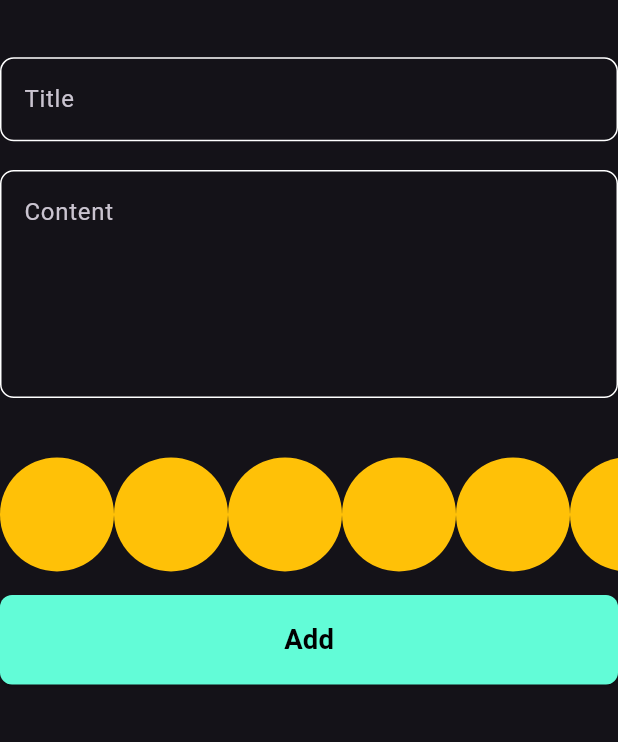
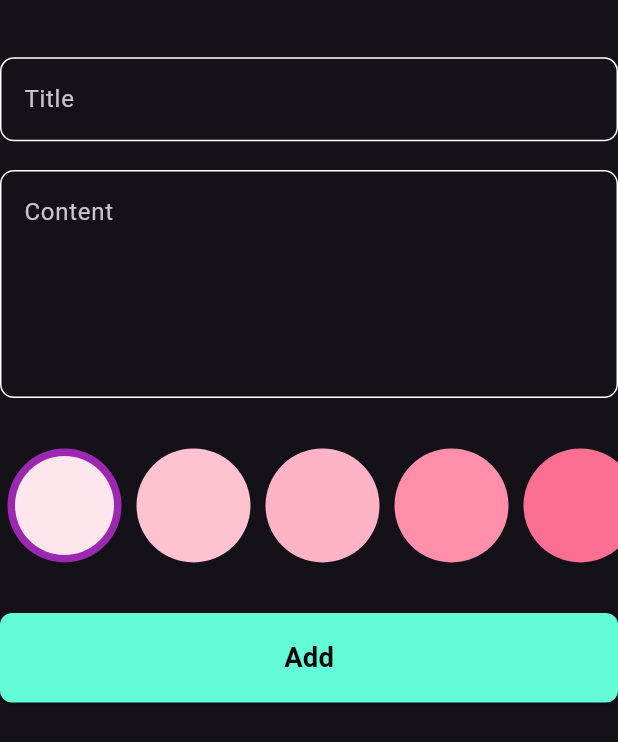
Before and after one commit to mariamattef/Notes-app, a Flutter app: the AddNoteForm widget shown alone on an empty page, opened directly, on a phone screen of 412 x 824 dp. Shown: the top 742 px of the screen. Run offline on Flutter 3.47's test engine with Material 3 defaults, Android fonts, the phone set to English and light mode, and no system bars; our stand-ins replace bloc, flutter_bloc, flutter_screenutil, hive, hive_flutter, modal_progress_hud_nsn; accounts and stored records are empty; Roboto replaces fonts that are missing (Mochiy Pop One).

Commit message:
colors listView part2

```diff
--- a/lib/widgets/add_notes_form.dart
+++ b/lib/widgets/add_notes_form.dart
@@ -46,11 +46,11 @@ class _AddNoteFormState extends State<AddNoteForm> {
             },
           ),
           SizedBox(
-            height: 25.h,
+            height: 20.h,
           ),
           const ColorsListView(),
           SizedBox(
-            height: 5.h,
+            height:20.h,
           ),
           CustomButton(
             onPressed: () {
--- a/lib/widgets/color_list_view.dart
+++ b/lib/widgets/color_list_view.dart
@@ -2,30 +2,63 @@ import 'package:flutter/material.dart';
 import 'package:flutter_screenutil/flutter_screenutil.dart';
 
 class ColorItem extends StatelessWidget {
-  const ColorItem({super.key});
-
+  const ColorItem({super.key, required this.isActive, required this.color});
+  final bool isActive;
+  final Color color;
   @override
   Widget build(BuildContext context) {
-    return const CircleAvatar(
-      radius: 38,
-      backgroundColor: Colors.amber,
-    );
+    return isActive
+        ? CircleAvatar(
+            backgroundColor: Colors.purple,
+            radius: 38,
+            child: CircleAvatar(
+              radius: 33,
+              backgroundColor: color,
+            ),
+          )
+        :  CircleAvatar(
+            radius: 38,
+            backgroundColor: color,
+          );
   }
 }
 
-class ColorsListView extends StatelessWidget {
+class ColorsListView extends StatefulWidget {
   const ColorsListView({super.key});
 
   @override
+  State<ColorsListView> createState() => _ColorsListViewState();
+}
+
+class _ColorsListViewState extends State<ColorsListView> {
+  int currentIndex = 0;
+  List<Color> colors =const [
+    Color(0xffffe5ec),
+    Color(0xffffc2d1),
+    Color(0xffffb3c6),
+    Color(0xffff8fab),
+    Color(0xfffb6f92),
+  ];
+  @override
   Widget build(BuildContext context) {
     return SizedBox(
-      height: 40*2.h,
+      height: 40 * 2.h,
       child: ListView.builder(
-
-        itemCount: 10,
+        itemCount: colors.length,
         scrollDirection: Axis.horizontal,
         itemBuilder: (BuildContext context, int index) {
-         return const ColorItem();
+          return Padding(
+            padding: const EdgeInsets.symmetric(horizontal: 5),
+            child: GestureDetector(
+                onTap: () {
+                  currentIndex = index;
+                  setState(() {});
+                },
+                child: ColorItem(
+                  isActive: currentIndex == index,
+                  color: colors[index],
+                )),
+          );
         },
       ),
     );
```
